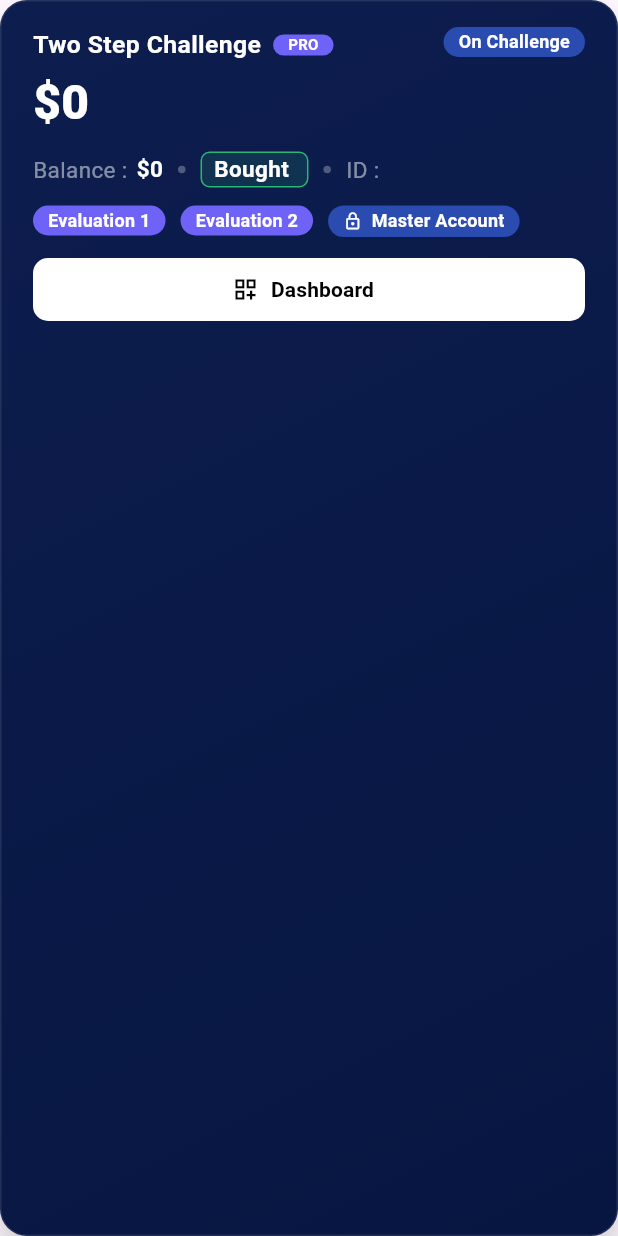
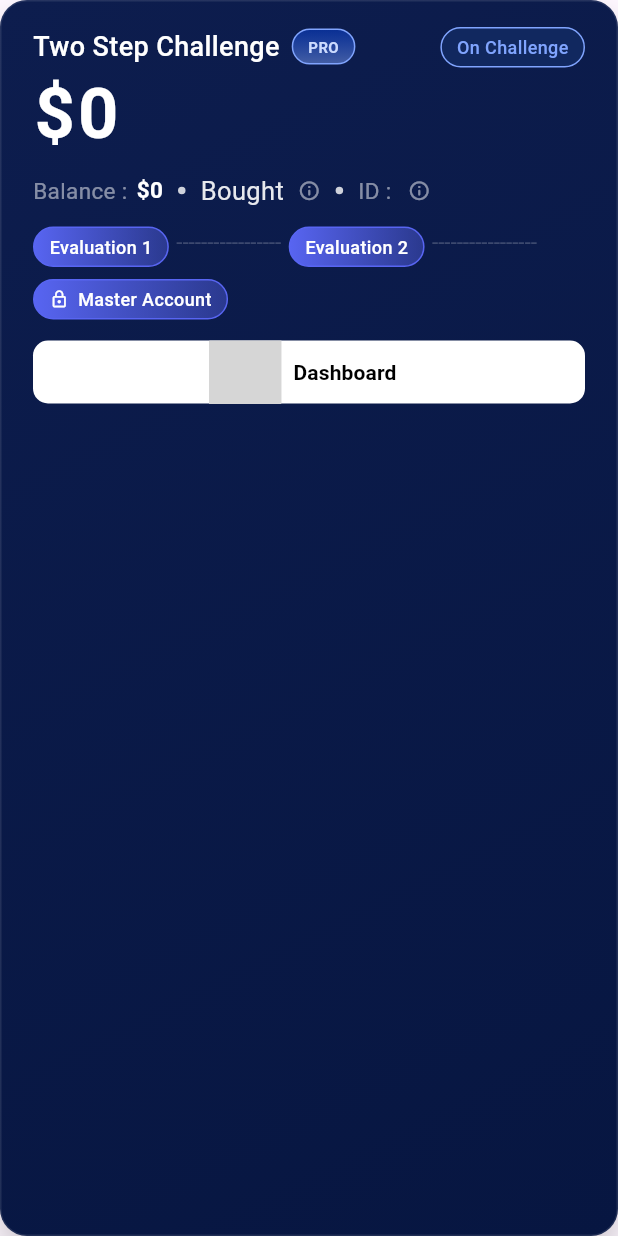
Before and after one commit to Dev-GauravKumar/test_app, a Flutter app: the DesktopChallengeCard widget shown alone on an empty page, opened directly with empty values, on a phone screen of 412 x 824 dp. Run offline on Flutter 3.47's test engine with Material 3 defaults, Android fonts, the phone set to English and light mode, and no system bars; our stand-ins replace flutter_svg; grey boxes are pictures that could not be loaded.

Commit message:
ui fixes

```diff
--- a/lib/views/challenge_board.dart
+++ b/lib/views/challenge_board.dart
@@ -18,7 +18,7 @@ class ChallengeBoard extends StatelessWidget {
       body: LayoutBuilder(
         builder: (context, c) {
           final w = c.maxWidth;
-          final isDesktop = w >= 1076;
+          final isDesktop = w >= 1157;
 
           if (vm.isLoading) {
             // keep centered loader while fake API loads
--- a/lib/widgets/desktop_challenge_card.dart
+++ b/lib/widgets/desktop_challenge_card.dart
@@ -1,4 +1,5 @@
 import 'package:flutter/material.dart';
+import 'package:flutter_svg/svg.dart';
 import '../models/challenge_data.dart';
 import 'card_shell.dart';
 import 'pill.dart';
@@ -14,7 +15,7 @@ class DesktopChallengeCard extends StatelessWidget {
       width: 5,
       height: 5,
       decoration: BoxDecoration(
-        color: Colors.white.withOpacity(0.28),
+        color: Colors.white.withOpacity(0.8),
         shape: BoxShape.circle,
       ),
     ),
@@ -38,24 +39,35 @@ class DesktopChallengeCard extends StatelessWidget {
                   children: [
                     Row(
                       mainAxisSize: MainAxisSize.min,
-                      children: const [
+                      children: [
                         Text(
                           "Two Step Challenge",
                           style: TextStyle(
                             color: Colors.white,
-                            fontSize: 16.5,
-                            fontWeight: FontWeight.w700,
+                            fontSize: 18,
+                            fontWeight: FontWeight.w500,
                           ),
                         ),
                         SizedBox(width: 8),
                         Pill(
                           text: "PRO",
-                          color: chipPurple,
-                          padding: EdgeInsets.symmetric(
-                            horizontal: 10,
-                            vertical: 2,
+                          textStyle: TextStyle(
+                            fontSize: 10,
+                            fontWeight: FontWeight.w700,
+                            color: Color(0xffCCDBFF),
                           ),
-                          fontSize: 10,
+                          decoration: BoxDecoration(
+                            gradient: LinearGradient(
+                              begin: Alignment.topCenter,
+                              end: Alignment.bottomCenter,
+                              colors: [
+                                Color(0xff0249FE).withOpacity(0.4),
+                                Color(0xff80A4FE).withOpacity(0.5),
+                              ],
+                            ),
+                            borderRadius: BorderRadius.circular(100),
+                            border: Border.all(color: Color(0xff80A4FE)),
+                          ),
                         ),
                       ],
                     ),
@@ -64,10 +76,34 @@ class DesktopChallengeCard extends StatelessWidget {
                 ),
               ),
               // Status (right)
-              Pill(
-                text: data.funded ? "Funded" : "On Challenge",
-                color: data.funded ? chipGreen : chipBlue,
-              ),
+              data.funded
+                  ? Pill(
+                    text: "Funded",
+                    textStyle: TextStyle(
+                      fontSize: 12,
+                      fontWeight: FontWeight.w500,
+                      color: Color(0xff75DFA7),
+                    ),
+                    decoration: BoxDecoration(
+                      color: Color(0xff053321),
+                      border: Border.all(color: Color(0xff75DFA7)),
+                      borderRadius: BorderRadius.circular(100),
+                    ),
+                  )
+                  : Pill(
+                    text: "On Challenge",
+
+                    textStyle: TextStyle(
+                      fontSize: 12,
+                      fontWeight: FontWeight.w500,
+                      color: Color(0xff80A4FE),
+                    ),
+                    decoration: BoxDecoration(
+                      color: Color(0xff11285F),
+                      border: Border.all(color: Color(0xff80A4FE)),
+                      borderRadius: BorderRadius.circular(100),
+                    ),
+                  ),
             ],
           ),
           sp(10),
@@ -78,37 +114,114 @@ class DesktopChallengeCard extends StatelessWidget {
               const SizedBox(width: 6),
               Text(money(data.balance), style: valueStyle(true)),
               _dot(),
-              Container(
-                padding: const EdgeInsets.symmetric(horizontal: 8, vertical: 2),
-                decoration: BoxDecoration(
-                  color: chipGreen.withOpacity(0.15),
-                  borderRadius: BorderRadius.circular(6),
-                  border: Border.all(color: chipGreen, width: 1),
-                ),
-                child: Row(
-                  mainAxisSize: MainAxisSize.min,
-                  children: [
-                    Text("Bought ${data.boughtDate}", style: valueStyle()),
-                  ],
-                ),
+              Row(
+                mainAxisSize: MainAxisSize.min,
+                children: [
+                  Text(
+                    "Bought ",
+                    style: TextStyle(
+                      fontSize: 17,
+                      fontWeight: FontWeight.w400,
+                      color: Colors.white.withOpacity(0.9),
+                    ),
+                  ),
+                  Text(
+                    data.boughtDate,
+                    style: TextStyle(
+                      fontSize: 17,
+                      fontWeight: FontWeight.w400,
+                      color: Colors.white.withOpacity(0.9),
+                      decoration: TextDecoration.underline,
+                      decorationColor: Colors.white.withOpacity(0.9),
+                    ),
+                  ),
+                  SizedBox(width: 5),
+                  Icon(
+                    Icons.info_outline_rounded,
+                    color: Colors.white.withOpacity(0.5),
+                    size: 15,
+                  ),
+                ],
               ),
               _dot(),
               Text("ID :", style: labelStyle(context)),
               const SizedBox(width: 6),
               Text(data.id, style: valueStyle(true)),
+              SizedBox(width: 5),
+              Icon(
+                Icons.info_outline_rounded,
+                color: Colors.white.withOpacity(0.5),
+                size: 15,
+              ),
             ],
           ),
           sp(12),
           // stage chips row
           Wrap(
-            spacing: 10,
+            spacing: 5,
             runSpacing: 8,
-            children: const [
-              Pill(text: "Evaluation 1", color: chipPurple),
-              Pill(text: "Evaluation 2", color: chipPurple),
+            children: [
+              Pill(
+                text: "Evaluation 1",
+                textStyle: TextStyle(
+                  fontSize: 12,
+                  fontWeight: FontWeight.w500,
+                  color: Colors.white,
+                ),
+                decoration: BoxDecoration(
+                  gradient: LinearGradient(
+                    colors: [
+                      Color(0xff5865F2),
+                      Color(0xff5865F2).withOpacity(0.4),
+                    ],
+                  ),
+                  borderRadius: BorderRadius.circular(100),
+                  border: Border.all(color: Color(0xff5865F2)),
+                ),
+              ),
+              Text(
+                '-----------------',
+                style: TextStyle(color: Colors.white.withOpacity(0.2)),
+              ),
+              Pill(
+                text: "Evaluation 2",
+                textStyle: TextStyle(
+                  fontSize: 12,
+                  fontWeight: FontWeight.w500,
+                  color: Colors.white,
+                ),
+                decoration: BoxDecoration(
+                  gradient: LinearGradient(
+                    colors: [
+                      Color(0xff5865F2),
+                      Color(0xff5865F2).withOpacity(0.4),
+                    ],
+                  ),
+                  borderRadius: BorderRadius.circular(100),
+                  border: Border.all(color: Color(0xff5865F2)),
+                ),
+              ),
+              Text(
+                '-----------------',
+                style: TextStyle(color: Colors.white.withOpacity(0.2)),
+              ),
               Pill(
                 text: "Master Account",
-                color: chipBlue,
+                textStyle: TextStyle(
+                  fontSize: 12,
+                  fontWeight: FontWeight.w500,
+                  color: Colors.white,
+                ),
+                decoration: BoxDecoration(
+                  gradient: LinearGradient(
+                    colors: [
+                      Color(0xff5865F2),
+                      Color(0xff5865F2).withOpacity(0.4),
+                    ],
+                  ),
+                  borderRadius: BorderRadius.circular(100),
+                  border: Border.all(color: Color(0xff5865F2)),
+                ),
                 icon: Icons.lock_outline,
               ),
             ],
@@ -119,7 +232,7 @@ class DesktopChallengeCard extends StatelessWidget {
             height: 42,
             child: ElevatedButton.icon(
               onPressed: () {},
-              icon: const Icon(Icons.dashboard_customize_outlined, size: 18),
+              icon: SvgPicture.asset("/images/dashboardIcon.svg"),
               label: const Text(
                 "Dashboard",
                 style: TextStyle(fontWeight: FontWeight.w600),
@@ -150,12 +263,12 @@ class DesktopAmount extends StatelessWidget {
       padding: const EdgeInsets.only(top: 8.0, bottom: 6),
       child: Text(
         amount,
-        style: const TextStyle(
+        style: TextStyle(
+          height: 1,
+          fontSize: 47,
+          letterSpacing: 2,
+          fontWeight: FontWeight.w600,
           color: Colors.white,
-          fontSize: 32,
-          fontWeight: FontWeight.w800,
-          height: 1.1,
-          letterSpacing: .2,
         ),
       ),
     );
```
